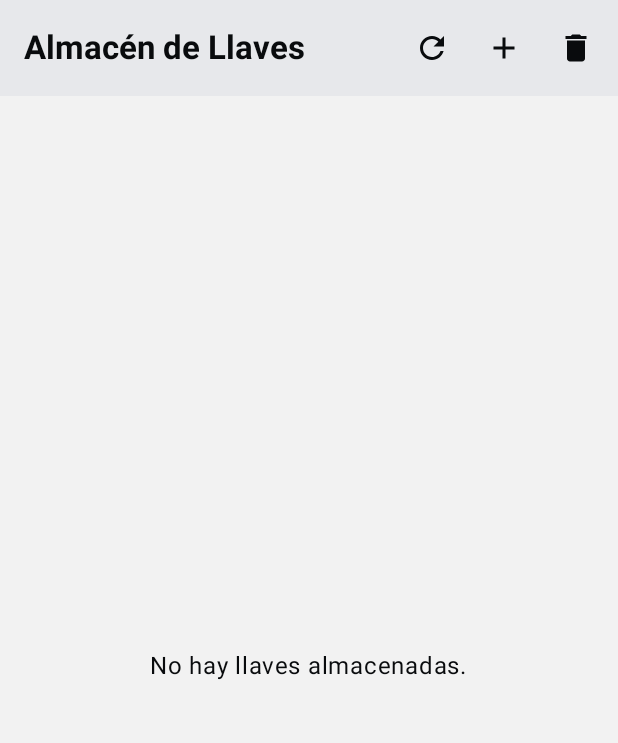
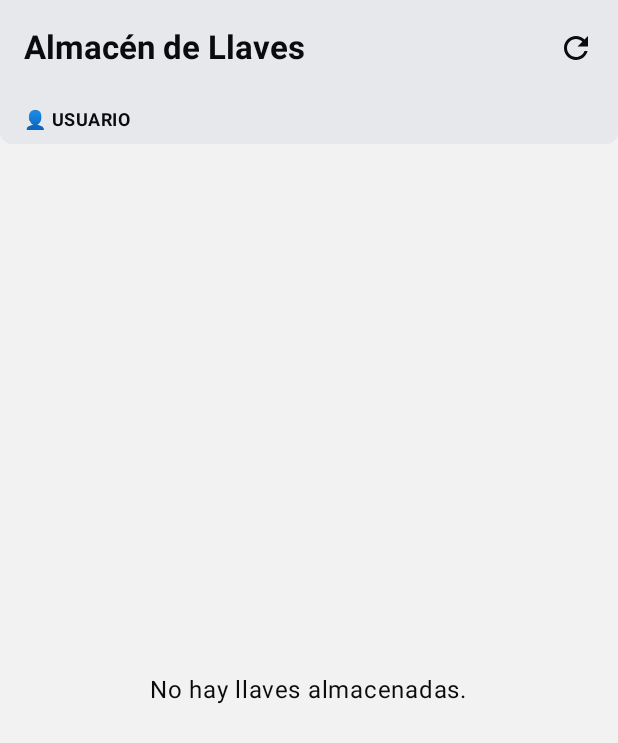
Before and after one commit to DiegoHDLCV/android_injector, an Android app built with Jetpack Compose: the composable KeyVaultScreen shown on its own in the app's theme, on a phone screen of 412 x 824 dp. Shown: the top 743 px of the screen. Run offline under Robolectric (Android 15) with nearby library versions, the phone set to English and light mode, and no system bars; our stand-ins replace Dagger/Hilt's generated code, Room's generated code; 1 statement that could not run was skipped.

Commit message:
[DIEGOH][AI-67] Se soluciona problema de sesiones activas. Ahora solamente puede haber un usuario activo a la vez

```diff
--- a/injector/src/main/java/com/vigatec/injector/data/local/dao/UserDao.kt
+++ b/injector/src/main/java/com/vigatec/injector/data/local/dao/UserDao.kt
@@ -79,4 +79,16 @@ interface UserDao {
      */
     @Query("DELETE FROM users WHERE id = :userId")
     suspend fun deleteUserById(userId: Int)
+
+    /**
+     * Desactiva todos los usuarios (cierra todas las sesiones).
+     */
+    @Query("UPDATE users SET isActive = 0")
+    suspend fun deactivateAllUsers()
+
+    /**
+     * Activa solo un usuario específico (establece sesión única).
+     */
+    @Query("UPDATE users SET isActive = CASE WHEN id = :userId THEN 1 ELSE 0 END")
+    suspend fun setActiveUserById(userId: Int)
 }
--- a/injector/src/main/java/com/vigatec/injector/ui/screens/ConfigScreen.kt
+++ b/injector/src/main/java/com/vigatec/injector/ui/screens/ConfigScreen.kt
@@ -92,7 +92,10 @@ fun ConfigScreen(
 
             // Botón de cerrar sesión
             Button(
-                onClick = onLogout,
+                onClick = {
+                    viewModel.logout() // Desactivar usuario antes de navegar
+                    onLogout()
+                },
                 modifier = Modifier.fillMaxWidth(),
                 colors = ButtonDefaults.buttonColors(
                     containerColor = MaterialTheme.colorScheme.error
--- a/injector/src/main/java/com/vigatec/injector/ui/screens/KeyVaultScreen.kt
+++ b/injector/src/main/java/com/vigatec/injector/ui/screens/KeyVaultScreen.kt
@@ -45,6 +45,31 @@ fun KeyVaultScreen(viewModel: KeyVaultViewModel = hiltViewModel()) {
         containerColor = MaterialTheme.colorScheme.background
     ) { padding ->
         Column(modifier = Modifier.padding(padding).fillMaxSize()) {
+            // Indicador de rol del usuario
+            Surface(
+                shape = RoundedCornerShape(bottomStart = 8.dp, bottomEnd = 8.dp),
+                color = if (state.isAdmin)
+                    MaterialTheme.colorScheme.tertiaryContainer.copy(alpha = 0.3f)
+                else
+                    MaterialTheme.colorScheme.surfaceVariant.copy(alpha = 0.3f),
+                modifier = Modifier.fillMaxWidth()
+            ) {
+                Row(
+                    modifier = Modifier.padding(horizontal = 16.dp, vertical = 8.dp),
+                    verticalAlignment = Alignment.CenterVertically
+                ) {
+                    Text(
+                        text = if (state.isAdmin) "👤 ADMINISTRADOR" else "👤 USUARIO",
+                        style = MaterialTheme.typography.bodySmall,
+                        fontWeight = FontWeight.Bold,
+                        color = if (state.isAdmin)
+                            MaterialTheme.colorScheme.tertiary
+                        else
+                            MaterialTheme.colorScheme.onSurfaceVariant
+                    )
+                }
+            }
+
             if (state.loading) {
                 Box(modifier = Modifier.fillMaxSize(), contentAlignment = Alignment.Center) {
                     CircularProgressIndicator()
@@ -291,13 +316,12 @@ fun KeyCard(
             Text("Fecha: ${formatDate(key.injectionTimestamp)}", style = MaterialTheme.typography.bodySmall, color = MaterialTheme.colorScheme.onSurfaceVariant)
             Spacer(modifier = Modifier.height(16.dp))
 
-            // Botones de acciones (solo para admins)
-            if (isAdmin) {
+            // Botones de acciones
             Row(
                 modifier = Modifier.fillMaxWidth(),
                 horizontalArrangement = Arrangement.spacedBy(8.dp)
             ) {
-                    // Botón "Marcar como KTK" / "Quitar KTK" - Solo si NO es KEK Storage
+                // Botón "Marcar como KTK" / "Quitar KTK" - Disponible para todos si NO es KEK Storage
                 if (!isKEKStorage) {
                     OutlinedButton(
                         onClick = { onToggleKEK(key) },
@@ -311,7 +335,8 @@ fun KeyCard(
                     }
                 }
 
-                    // Botón Eliminar
+                // Botón Eliminar - Solo para administradores
+                if (isAdmin) {
                     Button(
                         onClick = { onDelete(key) },
                         colors = ButtonDefaults.buttonColors(containerColor = MaterialTheme.colorScheme.error),
@@ -320,15 +345,6 @@ fun KeyCard(
                         Text("Eliminar", style = MaterialTheme.typography.labelMedium)
                     }
                 }
-            } else {
-                // Mensaje para usuarios no admin
-                Text(
-                    text = "Solo administradores pueden modificar o eliminar llaves",
-                    style = MaterialTheme.typography.bodySmall,
-                    color = MaterialTheme.colorScheme.onSurfaceVariant,
-                    modifier = Modifier.fillMaxWidth(),
-                    textAlign = TextAlign.Center
-                )
             }
         }
     }
--- a/injector/src/main/java/com/vigatec/injector/viewmodel/KeyVaultViewModel.kt
+++ b/injector/src/main/java/com/vigatec/injector/viewmodel/KeyVaultViewModel.kt
@@ -1,5 +1,6 @@
 package com.vigatec.injector.viewmodel
 
+import android.util.Log
 import androidx.lifecycle.ViewModel
 import androidx.lifecycle.viewModelScope
 import com.example.persistence.entities.InjectedKeyEntity
@@ -38,12 +39,19 @@ class KeyVaultViewModel @Inject constructor(
     private val userRepository: UserRepository
 ) : ViewModel() {
 
+    companion object {
+        private const val TAG = "KeyVaultViewModel"
+    }
+
     private val _uiState = MutableStateFlow(KeyVaultState())
     val uiState = _uiState.asStateFlow()
 
     init {
-        loadCurrentUser()
-        loadKeys()
+        viewModelScope.launch {
+            Log.d(TAG, "KeyVault - Iniciando ViewModel")
+            loadCurrentUser() // Primero cargar usuario
+            loadKeys() // Luego cargar llaves
+        }
     }
 
     /**
@@ -51,29 +59,63 @@ class KeyVaultViewModel @Inject constructor(
      * Nota: Esta es una implementación simplificada.
      * En producción, deberías gestionar la sesión de usuario de forma más robusta.
      */
-    private fun loadCurrentUser() {
-        viewModelScope.launch {
+    private suspend fun loadCurrentUser() {
         try {
             // Por ahora, asumimos que hay un usuario logueado
             // En una implementación real, deberías obtener esto de una sesión global
             val users = userRepository.getAllUsers().first()
-                val currentUser = users.firstOrNull { it.isActive }
+            Log.d(TAG, "KeyVault - Total usuarios obtenidos: ${users.size}")
+            users.forEachIndexed { index, user ->
+                Log.d(TAG, "KeyVault - Usuario[$index]: username=${user.username}, role=${user.role}, isActive=${user.isActive}")
+            }
+
+            // IMPORTANTE: Solo debería haber un usuario activo a la vez
+            // Si hay múltiples, tomar el último (más reciente)
+            val activeUsers = users.filter { it.isActive }
+            if (activeUsers.size > 1) {
+                Log.w(TAG, "KeyVault - ⚠️ ADVERTENCIA: Hay ${activeUsers.size} usuarios activos. Solo debería haber uno.")
+            }
+
+            val currentUser = activeUsers.lastOrNull() // Último usuario activo (más reciente)
+            val isAdmin = currentUser?.role == "ADMIN"
+
+            Log.d(TAG, "KeyVault - Usuario actual: username=${currentUser?.username}, role=${currentUser?.role}")
+            Log.d(TAG, "KeyVault - isAdmin determinado: $isAdmin")
+
             _uiState.value = _uiState.value.copy(
                 currentUser = currentUser,
-                    isAdmin = currentUser?.role == "ADMIN"
+                isAdmin = isAdmin
             )
+
+            Log.d(TAG, "KeyVault - Estado actualizado: isAdmin=${_uiState.value.isAdmin}")
         } catch (e: Exception) {
             // Si no hay usuarios, mantener valores por defecto
+            Log.e(TAG, "KeyVault - Error cargando usuario actual", e)
             e.printStackTrace()
-            }
         }
     }
 
     fun loadKeys() {
         viewModelScope.launch {
             _uiState.value = _uiState.value.copy(loading = true)
+            Log.d(TAG, "KeyVault - loadKeys() - isAdmin actual: ${_uiState.value.isAdmin}")
+
             injectedKeyRepository.getAllInjectedKeys().collect { keys ->
-                val keysWithProfiles = keys.map { key ->
+                Log.d(TAG, "KeyVault - loadKeys() - Total llaves recibidas: ${keys.size}")
+
+                // Filtrar KEK Storage si el usuario NO es admin
+                val filteredKeys = if (_uiState.value.isAdmin) {
+                    Log.d(TAG, "KeyVault - Usuario es ADMIN, mostrando todas las llaves")
+                    keys // Admin ve todas las llaves
+                } else {
+                    val kekStorageCount = keys.count { it.isKEKStorage() }
+                    Log.d(TAG, "KeyVault - Usuario NO es admin, filtrando $kekStorageCount KEK Storage")
+                    keys.filter { !it.isKEKStorage() } // Usuario normal NO ve KEK Storage
+                }
+
+                Log.d(TAG, "KeyVault - loadKeys() - Llaves después del filtro: ${filteredKeys.size}")
+
+                val keysWithProfiles = filteredKeys.map { key ->
                     val profiles = profileRepository.getProfileNamesByKeyKcv(key.kcv)
                     KeyWithProfiles(key = key, assignedProfiles = profiles)
                 }
@@ -83,6 +125,12 @@ class KeyVaultViewModel @Inject constructor(
     }
 
     fun onDeleteKey(key: InjectedKeyEntity) {
+        // Solo administradores pueden eliminar llaves
+        if (!_uiState.value.isAdmin) {
+            Log.w(TAG, "Usuario no autorizado intentó eliminar una llave")
+            return
+        }
+
         viewModelScope.launch {
             injectedKeyRepository.deleteKey(key)
             loadKeys() // Recargar
@@ -98,6 +146,13 @@ class KeyVaultViewModel @Inject constructor(
     }
 
     fun onConfirmClearAllKeys() {
+        // Solo administradores pueden eliminar todas las llaves
+        if (!_uiState.value.isAdmin) {
+            Log.w(TAG, "Usuario no autorizado intentó eliminar todas las llaves")
+            _uiState.value = _uiState.value.copy(showClearAllConfirmation = false)
+            return
+        }
+
         viewModelScope.launch {
             injectedKeyRepository.deleteAllKeys()
             _uiState.value = _uiState.value.copy(showClearAllConfirmation = false)
--- a/injector/src/main/java/com/vigatec/injector/viewmodel/LoginViewModel.kt
+++ b/injector/src/main/java/com/vigatec/injector/viewmodel/LoginViewModel.kt
@@ -63,6 +63,9 @@ class LoginViewModel @Inject constructor(
             loginError = null
             val user = userRepository.login(username, password)
             if (user != null) {
+                // IMPORTANTE: Establecer este usuario como el ÚNICO activo (sesión única)
+                userRepository.setActiveUser(user.id)
+
                 loggedInUser = user
                 loginSuccess = true
 
```
Also changed, not shown: injector/src/main/java/com/vigatec/injector/repository/UserRepository.kt (+15 -0 lines), injector/src/main/java/com/vigatec/injector/ui/screens/CeremonyScreen.kt (+34 -5 lines), injector/src/main/java/com/vigatec/injector/viewmodel/CeremonyViewModel.kt (+55 -2 lines), injector/src/main/java/com/vigatec/injector/viewmodel/ConfigViewModel.kt (+14 -0 lines), 1 other file. Lines whose indentation alone changed are shown as unchanged.
